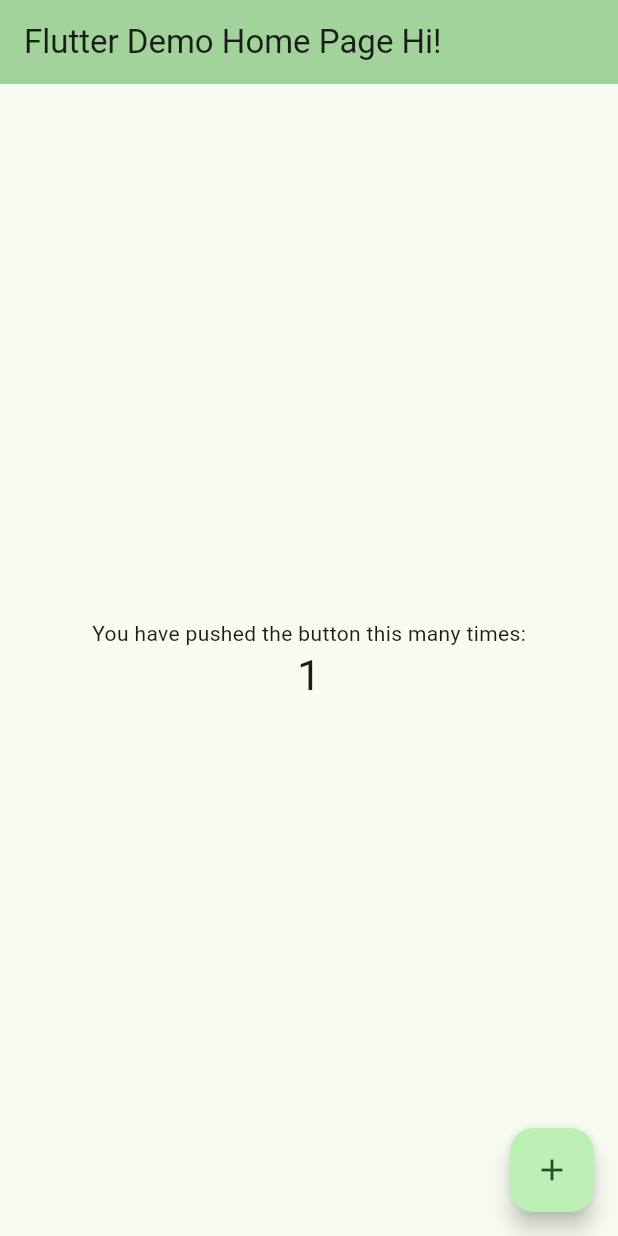
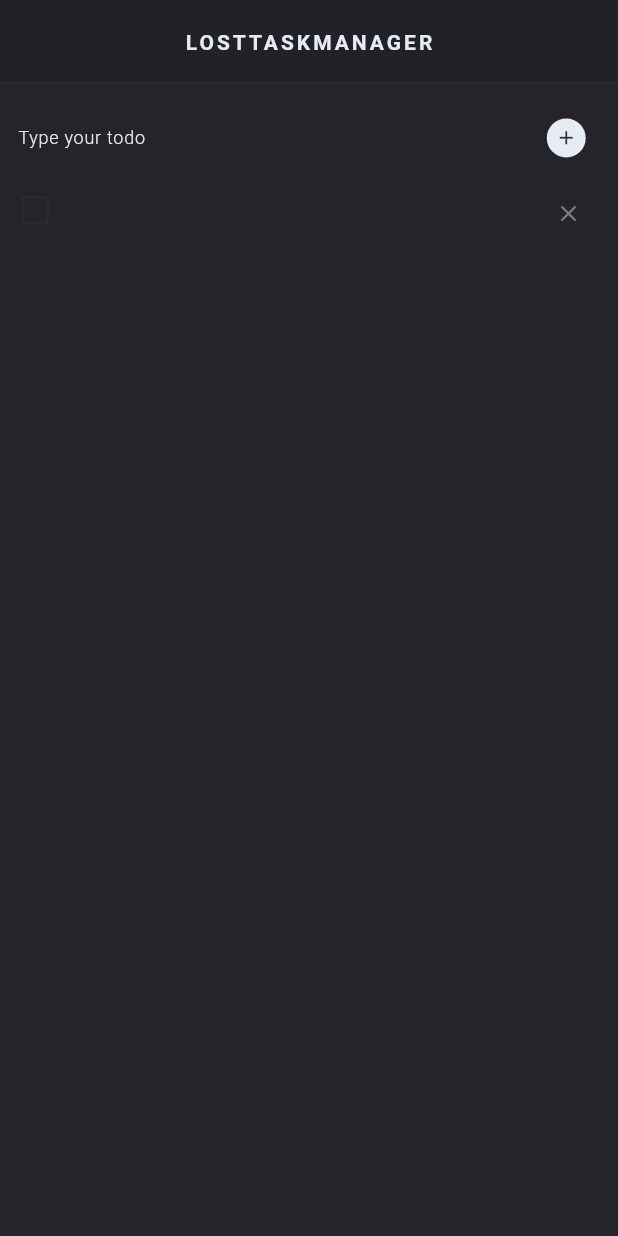
Before and after one commit to joeel561/first_flutter_project, a Flutter app: the screen it shows after launch, after a tap on the "add" icon, on a phone screen of 412 x 824 dp. Run offline on Flutter 3.47's test engine with Material 2 defaults, Android fonts, the phone set to English and light mode, and no system bars.

Commit message:
first flutter project

```diff
--- a/lib/main.dart
+++ b/lib/main.dart
@@ -1,43 +1,43 @@
 import 'package:flutter/material.dart';
 
 void main() {
-  runApp(const MyApp());
+  runApp(const TodoApp());
 }
 
-class MyApp extends StatelessWidget {
-  const MyApp({super.key});
+class Todo {
+  Todo({required this.name, required this.completed});
+  String name;
+  bool completed;
+}
+
+class TodoApp extends StatelessWidget {
+  const TodoApp({super.key});
 
   // This widget is the root of your application.
   @override
   Widget build(BuildContext context) {
     return MaterialApp(
-      title: 'Flutter Demo',
+      title: 'Losttaskmanager',
       theme: ThemeData(
-        // This is the theme of your application.
-        //
-        // TRY THIS: Try running your application with "flutter run". You'll see
-        // the application has a blue toolbar. Then, without quitting the app,
-        // try changing the seedColor in the colorScheme below to Colors.green
-        // and then invoke "hot reload" (save your changes or press the "hot
-        // reload" button in a Flutter-supported IDE, or press "r" if you used
-        // the command line to start the app).
-        //
-        // Notice that the counter didn't reset back to zero; the application
-        // state is not lost during the reload. To reset the state, use hot
-        // restart instead.
-        //
-        // This works for code too, not just values: Most code changes can be
-        // tested with just a hot reload.
-        colorScheme: ColorScheme.fromSeed(seedColor: Colors.green),
+        primaryColor: Colors.white,
+        colorScheme: ColorScheme.fromSeed(seedColor: Color(0xffb232128)),
+        scaffoldBackgroundColor: Color(0xffb232128),
+        textTheme: const TextTheme(
+          bodyLarge: TextStyle(),
+          bodyMedium: TextStyle(),
+        ).apply(
+          bodyColor: Colors.white,
+          displayColor: Colors.white,
+        ),
         useMaterial3: true,
       ),
-      home: const MyHomePage(title: 'Flutter Demo Home Page Hi!'),
+      home: const TodoList(title: 'Losttaskmanager'),
     );
   }
 }
 
-class MyHomePage extends StatefulWidget {
-  const MyHomePage({super.key, required this.title});
+class TodoList extends StatefulWidget {
+  const TodoList({super.key, required this.title});
 
   // This widget is the home page of your application. It is stateful, meaning
   // that it has a State object (defined below) that contains fields that affect
@@ -51,20 +51,30 @@ class MyHomePage extends StatefulWidget {
   final String title;
 
   @override
-  State<MyHomePage> createState() => _MyHomePageState();
+  State<TodoList> createState() => _TodoListState();
 }
 
-class _MyHomePageState extends State<MyHomePage> {
-  int _counter = 0;
+class _TodoListState extends State<TodoList> {
+  final List<Todo> _todos = <Todo>[];
+  final TextEditingController _textFieldController = TextEditingController();
 
-  void _incrementCounter() {
+  void _addTodoItem(String name) {
     setState(() {
-      // This call to setState tells the Flutter framework that something has
-      // changed in this State, which causes it to rerun the build method below
-      // so that the display can reflect the updated values. If we changed
-      // _counter without calling setState(), then the build method would not be
-      // called again, and so nothing would appear to happen.
-      _counter++;
+      _todos.add(Todo(name: name, completed: false));
+    });
+
+    _textFieldController.clear();
+  }
+
+  void _handleTodoChange(Todo todo) {
+    setState(() {
+      todo.completed = !todo.completed;
+    });
+  }
+
+  void _deleteTodo(Todo todo) {
+    setState(() {
+      _todos.removeWhere((element) => element.name == todo.name);
     });
   }
 
@@ -78,48 +88,169 @@ class _MyHomePageState extends State<MyHomePage> {
     // than having to individually change instances of widgets.
     return Scaffold(
       appBar: AppBar(
-        // TRY THIS: Try changing the color here to a specific color (to
-        // Colors.amber, perhaps?) and trigger a hot reload to see the AppBar
-        // change color while the other colors stay the same.
-        backgroundColor: Theme.of(context).colorScheme.inversePrimary,
-        // Here we take the value from the MyHomePage object that was created by
+        backgroundColor: Theme.of(context).scaffoldBackgroundColor,
+        centerTitle: true,
+        foregroundColor: Color(0xffbe9eff5),
+        shape: const Border(
+          bottom: BorderSide(
+            color: Color(0xffb2c2a33),
+            width: 1,
+          ),
+        ),
+        // Here we take the value from the TodoList object that was created by
         // the App.build method, and use it to set our appbar title.
-        title: Text(widget.title),
+        title: Text(widget.title.toUpperCase(),
+            style: const TextStyle(
+                fontSize: 14, fontWeight: FontWeight.bold, letterSpacing: 2)),
       ),
-      body: Center(
-        // Center is a layout widget. It takes a single child and positions it
-        // in the middle of the parent.
+      body: Padding(
+        padding: const EdgeInsets.all(12.0),
         child: Column(
-          // Column is also a layout widget. It takes a list of children and
-          // arranges them vertically. By default, it sizes itself to fit its
-          // children horizontally, and tries to be as tall as its parent.
-          //
-          // Column has various properties to control how it sizes itself and
-          // how it positions its children. Here we use mainAxisAlignment to
-          // center the children vertically; the main axis here is the vertical
-          // axis because Columns are vertical (the cross axis would be
-          // horizontal).
-          //
-          // TRY THIS: Invoke "debug painting" (choose the "Toggle Debug Paint"
-          // action in the IDE, or press "p" in the console), to see the
-          // wireframe for each widget.
-          mainAxisAlignment: MainAxisAlignment.center,
           children: <Widget>[
-            const Text(
-              'You have pushed the button this many times:',
+            Row(
+              mainAxisAlignment: MainAxisAlignment.start,
+              children: <Widget>[
+                Expanded(
+                  child: TextField(
+                      controller: _textFieldController,
+                      decoration: const InputDecoration(
+                          hintText: 'Type your todo',
+                          hintStyle: TextStyle(
+                              color: Color(0xffbe9eff5),
+                              fontWeight: FontWeight.w300),
+                          fillColor: Color(0xffbe9eff5),
+                          border: InputBorder.none,
+                          contentPadding: EdgeInsets.all(0)),
+                      autofocus: false,
+                      style:
+                          const TextStyle(fontSize: 12, color: Colors.white)),
+                ),
+                SizedBox(
+                  height: 26,
+                  width: 45,
+                  child: ElevatedButton(
+                    style: ElevatedButton.styleFrom(
+                      backgroundColor: Color(0xffbe9eff5),
+                      foregroundColor: Color(0xffb2c2a33),
+                      elevation: 0,
+                      shape: const CircleBorder(),
+                      padding: const EdgeInsets.all(0),
+                      textStyle: const TextStyle(fontSize: 12),
+                    ),
+                    onPressed: () {
+                      _addTodoItem(_textFieldController.text);
+                    },
+                    child: const Icon(Icons.add,
+                        size: 15, color: Color(0xffb2c2a33)),
+                  ),
+                ),
+              ],
             ),
-            Text(
-              '$_counter',
-              style: Theme.of(context).textTheme.headlineMedium,
-            ),
+            Expanded(
+              child: _todos.isEmpty
+                  ? const Center(child: Text('No todos yet.'))
+                  : ListView(
+                      padding: const EdgeInsets.symmetric(vertical: 8.0),
+                      shrinkWrap: true,
+                      children: _todos.map((Todo todo) {
+                        return TodoItem(
+                          todo: todo,
+                          onTodoChanged: _handleTodoChange,
+                          onTodoDeleted: _deleteTodo,
+                        );
+                      }).toList(),
+                    ),
+            )
           ],
         ),
       ),
-      floatingActionButton: FloatingActionButton(
-        onPressed: _incrementCounter,
-        tooltip: 'Increment',
-        child: const Icon(Icons.add),
-      ), // This trailing comma makes auto-formatting nicer for build methods.
     );
   }
 }
+
+class TodoItem extends StatelessWidget {
+  TodoItem(
+      {required this.todo,
+      required this.onTodoChanged,
+      required this.onTodoDeleted})
+      : super(key: ObjectKey(todo));
+
+  final Todo todo;
+  final void Function(Todo todo) onTodoChanged;
+  final void Function(Todo todo) onTodoDeleted;
+
+  TextStyle? _getTextStyle(bool checked) {
+    if (!checked) {
+      return const TextStyle(fontSize: 13, fontWeight: FontWeight.w400);
+    }
+
+    return const TextStyle(
+        color: Color(0xffb7c7c85),
+        decoration: TextDecoration.lineThrough,
+        decorationColor: Color(0xffb7c7c85),
+        fontWeight: FontWeight.w400,
+        fontSize: 13);
+  }
+
+  @override
+  Widget build(BuildContext context) {
+    return ListTile(
+      visualDensity: const VisualDensity(horizontal: -4, vertical: -4),
+      dense: true,
+      minVerticalPadding: 0,
+      onTap: () {
+        onTodoChanged(todo);
+      },
+      contentPadding: EdgeInsets.all(0),
+      leading: SizedBox(
+        width: 23,
+        child: Checkbox(
+          checkColor: Color(0xffb2c2a33),
+          activeColor: Color(0xffbe9eff5),
+          value: todo.completed,
+          side: MaterialStateBorderSide.resolveWith((states) {
+            if (states.contains(MaterialState.selected)) {
+              return const BorderSide(
+                color: Color(0xffbe9eff5),
+                width: 1.2,
+              );
+            } else {
+              return const BorderSide(
+                color: Color(0xffb2c2a33),
+                width: 1.2,
+              );
+            }
+          }),
+          onChanged: (value) {
+            onTodoChanged(todo);
+          },
+        ),
+      ),
+      title: Row(mainAxisSize: MainAxisSize.min, children: <Widget>[
+        Expanded(
+          child: Padding(
+            padding: const EdgeInsets.symmetric(vertical: 5),
+            child: Text(
+              todo.name,
+              style: _getTextStyle(todo.completed),
+            ),
+          ),
+        ),
+        SizedBox(
+          height: 30,
+          child: IconButton(
+            iconSize: 18,
+            icon: const Icon(
+              Icons.close,
+              color: Color(0xffb7c7c85),
+            ),
+            alignment: Alignment.centerRight,
+            onPressed: () {
+              onTodoDeleted(todo);
+            },
+          ),
+        ),
+      ]),
+    );
+  }
+}
```
Also changed, not shown: 1 other file.
